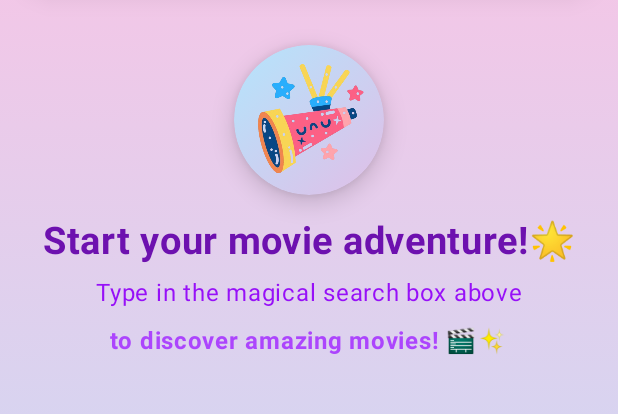
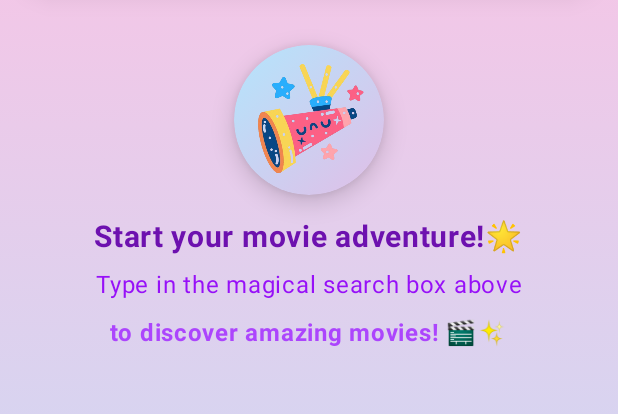
Before and after one commit to slsbyl/SafeKids, an Android app built with Jetpack Compose: the screen it shows after launch (MainActivity), after a tap on "Search Movies", on a phone screen of 412 x 824 dp, the part 218-632 px from its top. Run offline under Robolectric (Android 15) with nearby library versions, the phone set to English and light mode, and no system bars; our stand-ins replace Room's generated code; network calls fail; pictures from the network do not load; 1 other tap on this screen came first.

Commit message:
adjusting LTR and font sizes

```diff
--- a/app/src/main/java/com/example/kidsmovieapp/screens/HomeScreen.kt
+++ b/app/src/main/java/com/example/kidsmovieapp/screens/HomeScreen.kt
@@ -57,6 +57,7 @@ import androidx.compose.material3.TopAppBar
 import androidx.compose.material3.TopAppBarDefaults
 import androidx.compose.material3.ripple
 import androidx.compose.runtime.Composable
+import androidx.compose.runtime.CompositionLocalProvider
 import androidx.compose.runtime.LaunchedEffect
 import androidx.compose.runtime.mutableStateListOf
 import androidx.compose.runtime.mutableStateOf
@@ -82,6 +83,8 @@ import kotlin.math.cos
 import kotlin.math.sin
 import kotlin.random.Random
 import androidx.compose.ui.layout.ContentScale
+import androidx.compose.ui.platform.LocalLayoutDirection
+import androidx.compose.ui.unit.LayoutDirection
 import com.example.kidsmovieapp.data.remote.dto.MovieDto
 
 object SafeKidsColors {
@@ -517,6 +520,7 @@ fun SafeKidsHomeScreen(
     onSearchClick: () -> Unit,
     onFavoritesClick: () -> Unit
 ) {
+    CompositionLocalProvider(LocalLayoutDirection provides LayoutDirection.Ltr) {
         val kidsMovies by viewModel.kidsMovies.collectAsState()
         val isLoading by viewModel.isLoading.collectAsState()
 
@@ -567,13 +571,13 @@ fun SafeKidsHomeScreen(
                                 verticalArrangement = Arrangement.spacedBy(6.dp)
                             ) {
                                 Text(
-                                text = "✨ Discover Amazing Movies!",
+                                    text = "Discover Amazing Movies! ✨",
                                     fontSize = 18.sp,
                                     fontWeight = FontWeight.Bold,
                                     color = SafeKidsColors.TextPrimary
                                 )
                                 Text(
-                                text = "🎬 Safe and fun adventures just for you!",
+                                    text = "Safe and fun adventures just for you! 🎬",
                                     fontSize = 14.sp,
                                     color = SafeKidsColors.TextSecondary
                                 )
@@ -643,6 +647,7 @@ fun SafeKidsHomeScreen(
             }
         }
     }
+}
 
 
 private data class MovieData(
@@ -688,6 +693,7 @@ fun MovieCardDynamic(
     modifier: Modifier = Modifier,
     onClick: () -> Unit = {}
 ) {
+    CompositionLocalProvider(LocalLayoutDirection provides LayoutDirection.Ltr) {
         var isPressed by remember { mutableStateOf(false) }
 
         val scale by animateFloatAsState(
@@ -709,7 +715,8 @@ fun MovieCardDynamic(
                     }),
             shape = RoundedCornerShape(24.dp),
             elevation = CardDefaults.cardElevation(defaultElevation = 6.dp),
-        colors = CardDefaults.cardColors(containerColor = Color.White)) {
+            colors = CardDefaults.cardColors(containerColor = Color.White)
+        ) {
             Column(horizontalAlignment = Alignment.CenterHorizontally) {
 
                 AsyncImage(
@@ -756,6 +763,7 @@ fun MovieCardDynamic(
             }
         }
 
+
         LaunchedEffect(isPressed) {
             if (isPressed) {
                 delay(150)
@@ -763,3 +771,4 @@ fun MovieCardDynamic(
             }
         }
     }
+}
--- a/app/src/main/java/com/example/kidsmovieapp/screens/SearchScreen.kt
+++ b/app/src/main/java/com/example/kidsmovieapp/screens/SearchScreen.kt
@@ -21,6 +21,7 @@ import androidx.compose.ui.focus.onFocusChanged
 import androidx.compose.ui.graphics.*
 import androidx.compose.ui.layout.ContentScale
 import androidx.compose.ui.platform.LocalFocusManager
+import androidx.compose.ui.platform.LocalLayoutDirection
 import androidx.compose.ui.res.painterResource
 import androidx.compose.ui.text.font.FontWeight
 import androidx.compose.ui.text.input.TextFieldValue
@@ -30,6 +31,7 @@ import androidx.lifecycle.viewmodel.compose.viewModel
 import coil.compose.AsyncImage
 import com.example.kidsmovieapp.R
 import androidx.compose.ui.tooling.preview.Preview
+import androidx.compose.ui.unit.LayoutDirection
 import com.example.kidsmovieapp.data.remote.dto.MovieDto
 
 @OptIn(ExperimentalMaterial3Api::class)
@@ -39,6 +41,7 @@ fun SearchScreen(
     onClose: () -> Unit = {},
     onMovieClick: (MovieDto) -> Unit = {}
 ) {
+    CompositionLocalProvider(LocalLayoutDirection provides LayoutDirection.Ltr) {
         var query by remember { mutableStateOf(TextFieldValue("")) }
 
         // loading movies
@@ -174,7 +177,9 @@ fun SearchScreen(
                     },
                     shape = RoundedCornerShape(50.dp),
                     colors = TextFieldDefaults.colors(
-                    focusedIndicatorColor =  if (isFocused) Color(0xFFFF69B4) else Color(0xFFC079FD),
+                        focusedIndicatorColor = if (isFocused) Color(0xFFFF69B4) else Color(
+                            0xFFC079FD
+                        ),
                         unfocusedIndicatorColor = Color(0xFFC079FD),
                         cursorColor = Color(0xFFC079FD),
                         unfocusedContainerColor = Color.White,
@@ -206,7 +211,8 @@ fun SearchScreen(
                     CenteredDefaultContent()
 
                 } else if (filteredResults.isEmpty()) {
-                val infiniteTransitionSearch = rememberInfiniteTransition(label = "searchIconAnim")
+                    val infiniteTransitionSearch =
+                        rememberInfiniteTransition(label = "searchIconAnim")
                     val rotationSearch by infiniteTransitionSearch.animateFloat(
                         initialValue = -10f,
                         targetValue = 10f,
@@ -278,11 +284,12 @@ fun SearchScreen(
                         ) {
                             items(filteredResults) { movie ->
                                 MovieItem(
-                                title = movie.title ?:"No title",
+                                    title = movie.title ?: "No title",
                                     posterPath = movie.poster_path,
                                     rating = (movie.vote_average ?: 0.0).toFloat(),
                                     onClick = { onMovieClick(movie) }
                                 )
+                            }
                         }
                     }
                 }
@@ -342,7 +349,7 @@ fun CenteredDefaultContent(){
         Spacer(modifier = Modifier.height(16.dp))
         Text(
             "Start your movie adventure!🌟",
-            fontSize = 25.sp,
+            fontSize = 20.sp,
             fontWeight = FontWeight.Bold,
             color = Color(0xFF6D11AF)
         )
--- a/app/src/main/java/com/example/kidsmovieapp/screens/SplashScreen.kt
+++ b/app/src/main/java/com/example/kidsmovieapp/screens/SplashScreen.kt
@@ -20,9 +20,11 @@ import androidx.compose.ui.draw.clip
 import androidx.compose.ui.graphics.Brush
 import androidx.compose.ui.graphics.Color
 import androidx.compose.ui.layout.ContentScale
+import androidx.compose.ui.platform.LocalLayoutDirection
 import androidx.compose.ui.res.painterResource
 import androidx.compose.ui.text.font.FontWeight
 import androidx.compose.ui.tooling.preview.Preview
+import androidx.compose.ui.unit.LayoutDirection
 import androidx.compose.ui.unit.TextUnit
 import androidx.compose.ui.unit.dp
 import androidx.compose.ui.unit.sp
@@ -30,6 +32,7 @@ import kotlinx.coroutines.delay
 import com.example.kidsmovieapp.ui.theme.*
 @Composable
 fun SplashScreen(onFinish: () -> Unit) {
+    CompositionLocalProvider(LocalLayoutDirection provides LayoutDirection.Ltr) {
         var showSubtitle by remember { mutableStateOf(false) }
         val screenAlpha = remember { Animatable(1f) }
 
@@ -167,7 +170,8 @@ fun SplashScreen(onFinish: () -> Unit) {
                 horizontalAlignment = Alignment.CenterHorizontally
             ) {
                 Image(
-                painter = painterResource(id =com.example.kidsmovieapp.R.drawable.safemovies
+                    painter = painterResource(
+                        id = com.example.kidsmovieapp.R.drawable.safemovies
                     ),
                     contentDescription = "App Logo",
                     modifier = Modifier
@@ -214,6 +218,8 @@ fun SplashScreen(onFinish: () -> Unit) {
             }
         }
     }
+}
+
 @Composable
 //styling the text
 fun GradientText(
```
Also changed, not shown: app/src/main/java/com/example/kidsmovieapp/screens/DetailScreen.kt (+6 -1 lines), app/src/main/java/com/example/kidsmovieapp/screens/FavouritesScreen.kt (+9 -0 lines). Lines whose indentation alone changed are shown as unchanged.
